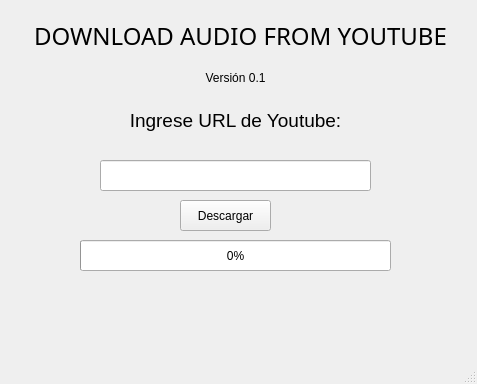
The window that audio.ui (erickcasita/DownloadAudioFromYoutube) describes before a commit, drawn with Qt 5.
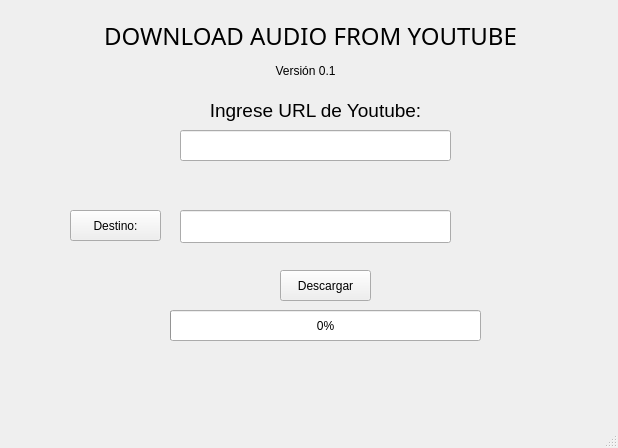
The same window after the commit.

Commit message: Versión 0.2

Patch:
```diff
--- a/audio.ui
+++ b/audio.ui
@@ -6,8 +6,8 @@
    <rect>
     <x>0</x>
     <y>0</y>
-    <width>477</width>
-    <height>384</height>
+    <width>618</width>
+    <height>448</height>
    </rect>
   </property>
   <property name="windowTitle">
@@ -17,7 +17,7 @@
    <widget class="QLabel" name="lbl_titulo">
     <property name="geometry">
      <rect>
-      <x>20</x>
+      <x>90</x>
       <y>0</y>
       <width>441</width>
       <height>71</height>
@@ -39,10 +39,10 @@
    <widget class="QLabel" name="lbl_version">
     <property name="geometry">
      <rect>
-      <x>200</x>
-      <y>70</y>
-      <width>71</width>
-      <height>16</height>
+      <x>260</x>
+      <y>60</y>
+      <width>91</width>
+      <height>21</height>
      </rect>
     </property>
     <property name="text">
@@ -55,8 +55,8 @@
    <widget class="QLabel" name="lbl_url">
     <property name="geometry">
      <rect>
-      <x>110</x>
-      <y>110</y>
+      <x>190</x>
+      <y>100</y>
       <width>251</width>
       <height>21</height>
      </rect>
@@ -76,8 +76,8 @@
    <widget class="QLineEdit" name="txt_url">
     <property name="geometry">
      <rect>
-      <x>100</x>
-      <y>160</y>
+      <x>180</x>
+      <y>130</y>
       <width>271</width>
       <height>31</height>
      </rect>
@@ -86,8 +86,8 @@
    <widget class="QPushButton" name="btn_descargar">
     <property name="geometry">
      <rect>
-      <x>180</x>
-      <y>200</y>
+      <x>280</x>
+      <y>270</y>
       <width>91</width>
       <height>31</height>
      </rect>
@@ -99,8 +99,8 @@
    <widget class="QProgressBar" name="progressBar">
     <property name="geometry">
      <rect>
-      <x>80</x>
-      <y>240</y>
+      <x>170</x>
+      <y>310</y>
       <width>311</width>
       <height>31</height>
      </rect>
@@ -115,8 +115,8 @@
    <widget class="QLabel" name="lbl_status">
     <property name="geometry">
      <rect>
-      <x>150</x>
-      <y>290</y>
+      <x>240</x>
+      <y>360</y>
       <width>171</width>
       <height>41</height>
      </rect>
@@ -133,6 +133,29 @@
      <set>Qt::AlignCenter</set>
     </property>
    </widget>
+   <widget class="QPushButton" name="btn_destino">
+    <property name="geometry">
+     <rect>
+      <x>70</x>
+      <y>210</y>
+      <width>91</width>
+      <height>31</height>
+     </rect>
+    </property>
+    <property name="text">
+     <string>Destino:</string>
+    </property>
+   </widget>
+   <widget class="QLineEdit" name="txt_ruta">
+    <property name="geometry">
+     <rect>
+      <x>180</x>
+      <y>210</y>
+      <width>271</width>
+      <height>33</height>
+     </rect>
+    </property>
+   </widget>
   </widget>
   <widget class="QMenuBar" name="menubar">
    <property name="geometry">
```
Left out of the diff: 6 changed lines with no effect on the pictures. The commit also changes 2 other files.
